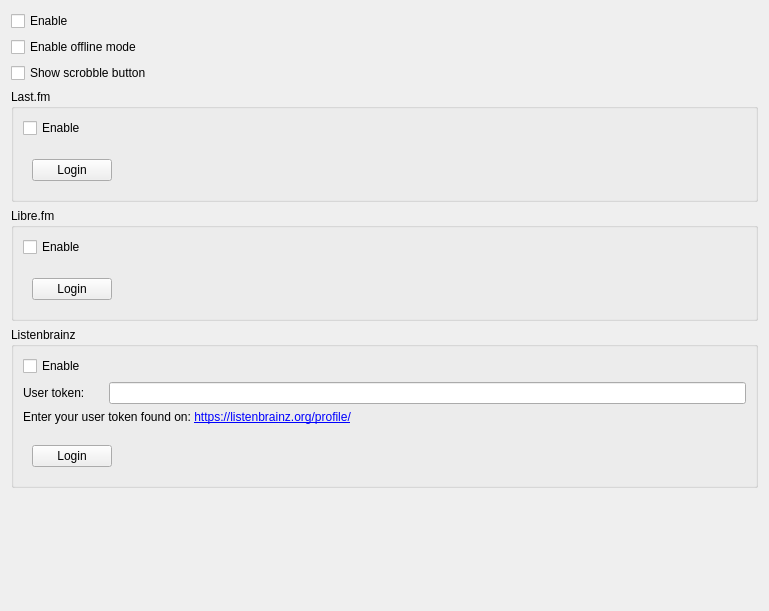
strawberrymusicplayer/strawberry, file src/settings/scrobblersettingspage.ui: the form before one commit.
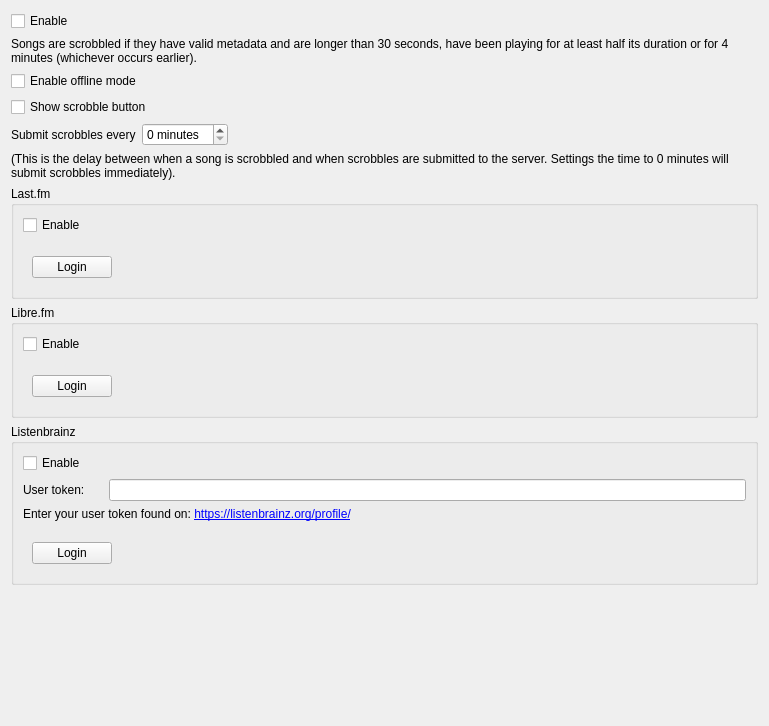
The form after the commit. Custom widgets are drawn as their Qt base class.

Commit message: Make scrobble submit delay configurable

```diff
--- a/src/settings/scrobblersettingspage.ui
+++ b/src/settings/scrobblersettingspage.ui
@@ -7,7 +7,7 @@
     <x>0</x>
     <y>0</y>
     <width>769</width>
-    <height>611</height>
+    <height>726</height>
    </rect>
   </property>
   <property name="windowTitle">
@@ -27,6 +27,16 @@
      </property>
     </widget>
    </item>
+   <item>
+    <widget class="QLabel" name="label_scrobble_info">
+     <property name="text">
+      <string>Songs are scrobbled if they have valid metadata and are longer than 30 seconds, have been playing for at least half its duration or for 4 minutes (whichever occurs earlier).</string>
+     </property>
+     <property name="wordWrap">
+      <bool>true</bool>
+     </property>
+    </widget>
+   </item>
    <item>
     <widget class="QCheckBox" name="checkbox_offline">
      <property name="text">
@@ -41,6 +51,50 @@
      </property>
     </widget>
    </item>
+   <item>
+    <layout class="QHBoxLayout" name="layout_submit">
+     <item>
+      <widget class="QLabel" name="label_submit">
+       <property name="text">
+        <string>Submit scrobbles every</string>
+       </property>
+      </widget>
+     </item>
+     <item>
+      <widget class="QSpinBox" name="spinbox_submit">
+       <property name="suffix">
+        <string> minutes</string>
+       </property>
+       <property name="prefix">
+        <string/>
+       </property>
+      </widget>
+     </item>
+     <item>
+      <spacer name="spacer_submit">
+       <property name="orientation">
+        <enum>Qt::Horizontal</enum>
+       </property>
+       <property name="sizeHint" stdset="0">
+        <size>
+         <width>40</width>
+         <height>20</height>
+        </size>
+       </property>
+      </spacer>
+     </item>
+    </layout>
+   </item>
+   <item>
+    <widget class="QLabel" name="label_submit_info">
+     <property name="text">
+      <string>(This is the delay between when a song is scrobbled and when scrobbles are submitted to the server. Settings the time to 0 minutes will submit scrobbles immediately).</string>
+     </property>
+     <property name="wordWrap">
+      <bool>true</bool>
+     </property>
+    </widget>
+   </item>
    <item>
     <widget class="QGroupBox" name="groupbox_lastfm">
      <property name="title">
```
The commit also changes 7 other files.
